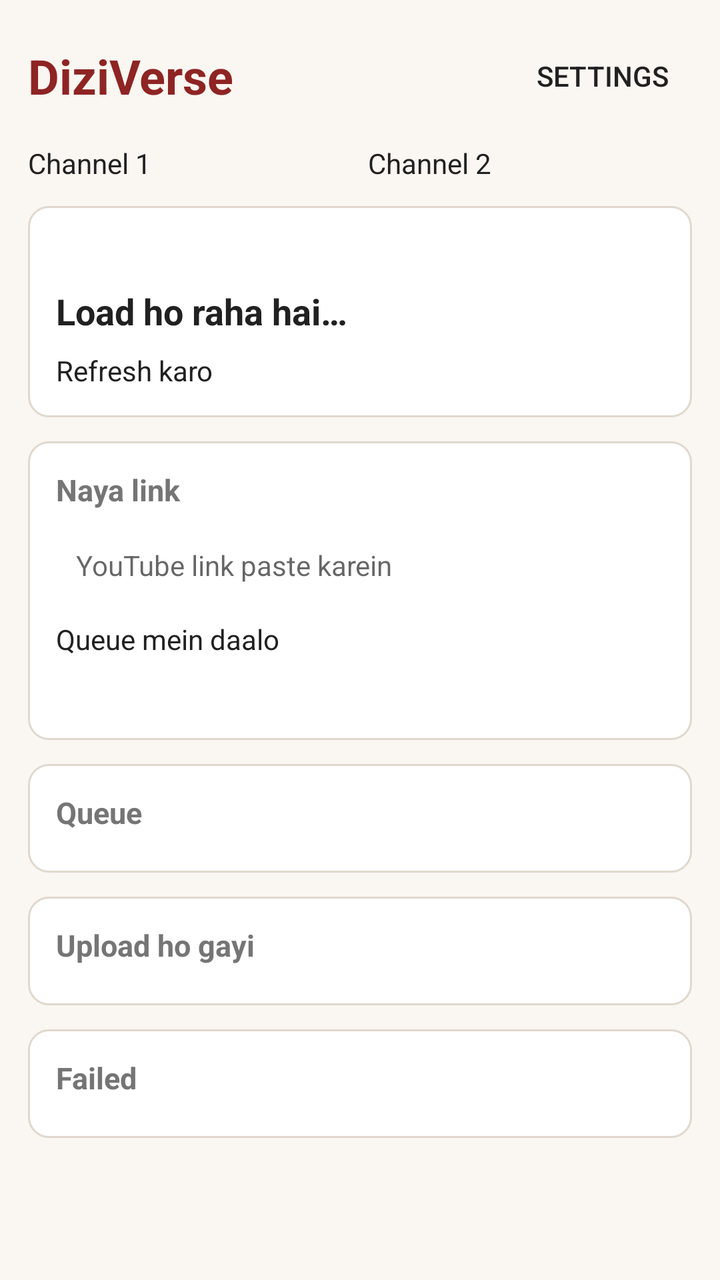
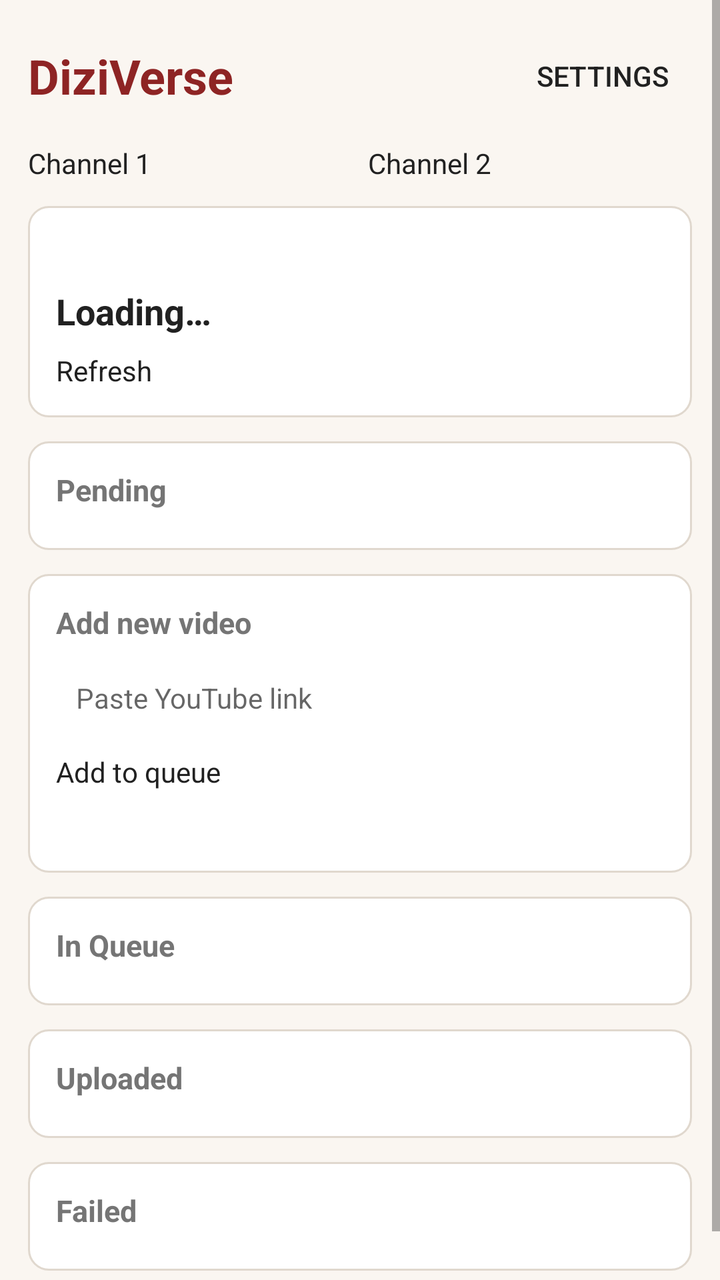

Before-and-after screenshots of an Android layout around one commit, followed by the original layout XML and the change that was made.
<!-- AndroidManifest.xml: application theme Theme.DiziVerse -->
<!-- res/layout/activity_main.xml -->
<?xml version="1.0" encoding="utf-8"?>
<ScrollView xmlns:android="http://schemas.android.com/apk/res/android"
    android:layout_width="match_parent"
    android:layout_height="match_parent"
    android:fillViewport="true">

    <LinearLayout
        android:layout_width="match_parent"
        android:layout_height="wrap_content"
        android:orientation="vertical"
        android:padding="14dp">

        
        <LinearLayout
            android:layout_width="match_parent"
            android:layout_height="wrap_content"
            android:orientation="horizontal"
            android:gravity="center_vertical">

            <TextView
                android:layout_width="0dp"
                android:layout_height="wrap_content"
                android:layout_weight="1"
                android:text="@string/app_name"
                android:textSize="24sp"
                android:textStyle="bold"
                android:textColor="@color/primary" />

            <Button
                android:id="@+id/btnSettings"
                android:layout_width="wrap_content"
                android:layout_height="wrap_content"
                android:text="@string/settings"
                style="?android:attr/borderlessButtonStyle" />
        </LinearLayout>

        
        <LinearLayout
            android:layout_width="match_parent"
            android:layout_height="wrap_content"
            android:orientation="horizontal"
            android:layout_marginTop="10dp">

            <Button
                android:id="@+id/btnCh1"
                android:layout_width="0dp"
                android:layout_height="wrap_content"
                android:layout_weight="1"
                android:text="@string/channel1" />

            <Button
                android:id="@+id/btnCh2"
                android:layout_width="0dp"
                android:layout_height="wrap_content"
                android:layout_weight="1"
                android:layout_marginStart="8dp"
                android:text="@string/channel2" />
        </LinearLayout>

        
        <LinearLayout
            android:layout_width="match_parent"
            android:layout_height="wrap_content"
            android:orientation="vertical"
            android:layout_marginTop="12dp"
            android:padding="14dp"
            android:background="@drawable/edit_bg">

            <TextView
                android:id="@+id/tvChTitle"
                android:layout_width="wrap_content"
                android:layout_height="wrap_content"
                android:textSize="15sp"
                android:textStyle="bold"
                android:textColor="@color/text_light" />

            <TextView
                android:id="@+id/tvStatus"
                android:layout_width="match_parent"
                android:layout_height="wrap_content"
                android:layout_marginTop="6dp"
                android:text="@string/loading"
                android:textSize="18sp"
                android:textStyle="bold" />

            <Button
                android:id="@+id/btnRefresh"
                android:layout_width="wrap_content"
                android:layout_height="wrap_content"
                android:layout_marginTop="8dp"
                android:text="@string/refresh" />
        </LinearLayout>

        
        <LinearLayout
            android:layout_width="match_parent"
            android:layout_height="wrap_content"
            android:orientation="vertical"
            android:layout_marginTop="12dp"
            android:padding="14dp"
            android:background="@drawable/edit_bg">

            <TextView
                android:layout_width="wrap_content"
                android:layout_height="wrap_content"
                android:text="@string/submit_title"
                android:textSize="15sp"
                android:textStyle="bold"
                android:textColor="@color/text_light" />

            <EditText
                android:id="@+id/etLink"
                android:layout_width="match_parent"
                android:layout_height="wrap_content"
                android:layout_marginTop="8dp"
                android:hint="@string/submit_hint"
                android:inputType="textUri"
                android:padding="10dp"
                android:textSize="14sp" />

            <Button
                android:id="@+id/btnSubmit"
                android:layout_width="match_parent"
                android:layout_height="wrap_content"
                android:layout_marginTop="8dp"
                android:text="@string/submit_btn" />

            <TextView
                android:id="@+id/tvSubmitMsg"
                android:layout_width="match_parent"
                android:layout_height="wrap_content"
                android:layout_marginTop="8dp"
                android:textSize="14sp" />
        </LinearLayout>

        
        <LinearLayout
            android:layout_width="match_parent"
            android:layout_height="wrap_content"
            android:orientation="vertical"
            android:layout_marginTop="12dp"
            android:padding="14dp"
            android:background="@drawable/edit_bg">

            <TextView
                android:layout_width="wrap_content"
                android:layout_height="wrap_content"
                android:text="@string/queue_title"
                android:textSize="15sp"
                android:textStyle="bold"
                android:textColor="@color/text_light" />

            <LinearLayout
                android:id="@+id/llQueue"
                android:layout_width="match_parent"
                android:layout_height="wrap_content"
                android:orientation="vertical"
                android:layout_marginTop="6dp" />
        </LinearLayout>

        
        <LinearLayout
            android:layout_width="match_parent"
            android:layout_height="wrap_content"
            android:orientation="vertical"
            android:layout_marginTop="12dp"
            android:padding="14dp"
            android:background="@drawable/edit_bg">

            <TextView
                android:layout_width="wrap_content"
                android:layout_height="wrap_content"
                android:text="@string/done_title"
                android:textSize="15sp"
                android:textStyle="bold"
                android:textColor="@color/text_light" />

            <LinearLayout
                android:id="@+id/llDone"
                android:layout_width="match_parent"
                android:layout_height="wrap_content"
                android:orientation="vertical"
                android:layout_marginTop="6dp" />
        </LinearLayout>

        
        <LinearLayout
            android:layout_width="match_parent"
            android:layout_height="wrap_content"
            android:orientation="vertical"
            android:layout_marginTop="12dp"
            android:layout_marginBottom="16dp"
            android:padding="14dp"
            android:background="@drawable/edit_bg">

            <TextView
                android:layout_width="wrap_content"
                android:layout_height="wrap_content"
                android:text="@string/failed_title"
                android:textSize="15sp"
                android:textStyle="bold"
                android:textColor="@color/text_light" />

            <LinearLayout
                android:id="@+id/llFailed"
                android:layout_width="match_parent"
                android:layout_height="wrap_content"
                android:orientation="vertical"
                android:layout_marginTop="6dp" />
        </LinearLayout>

    </LinearLayout>
</ScrollView>
<!-- resources referenced by this layout -->
<resources>
  <color name="primary">#8E2424</color>
  <color name="text_light">#757575</color>
  <!-- drawable edit_bg (drawable) -->
  <?xml version="1.0" encoding="utf-8"?>
  <shape xmlns:android="http://schemas.android.com/apk/res/android"
      android:shape="rectangle">
      <solid android:color="@color/card" />
      <stroke android:width="1dp" android:color="#E0D8CE" />
      <corners android:radius="10dp" />
  </shape>
  <string name="app_name">DiziVerse</string>
  <string name="channel1">Channel 1</string>
  <string name="channel2">Channel 2</string>
  <string name="done_title">Upload ho gayi</string>
  <string name="failed_title">Failed</string>
  <string name="loading">Load ho raha hai…</string>
  <string name="queue_title">Queue</string>
  <string name="refresh">Refresh karo</string>
  <string name="settings">Settings</string>
  <string name="submit_btn">Queue mein daalo</string>
  <string name="submit_hint">YouTube link paste karein</string>
  <string name="submit_title">Naya link</string>
  <style name="Theme.DiziVerse" parent="android:Theme.Material.Light.NoActionBar">
          <item name="android:colorPrimary">@color/primary</item>
          <item name="android:colorPrimaryDark">@color/primary_dark</item>
          <item name="android:colorAccent">@color/accent</item>
          <item name="android:windowBackground">@color/bg</item>
          <item name="android:textColor">@color/text</item>
      </style>
  <color name="card">#FFFFFF</color>
  <color name="primary_dark">#5F1717</color>
  <color name="accent">#C62828</color>
  <color name="bg">#FAF6F1</color>
  <color name="text">#212121</color>
</resources>

<!-- the commit's change to res/layout/activity_main.xml (unified diff, before → after) -->
@@ -103,6 +103,31 @@
             <TextView
                 android:layout_width="wrap_content"
                 android:layout_height="wrap_content"
+                android:text="@string/pending_title"
+                android:textSize="15sp"
+                android:textStyle="bold"
+                android:textColor="@color/text_light" />
+
+            <LinearLayout
+                android:id="@+id/llPending"
+                android:layout_width="match_parent"
+                android:layout_height="wrap_content"
+                android:orientation="vertical"
+                android:layout_marginTop="6dp" />
+        </LinearLayout>
+
+        
+        <LinearLayout
+            android:layout_width="match_parent"
+            android:layout_height="wrap_content"
+            android:orientation="vertical"
+            android:layout_marginTop="12dp"
+            android:padding="14dp"
+            android:background="@drawable/edit_bg">
+
+            <TextView
+                android:layout_width="wrap_content"
+                android:layout_height="wrap_content"
                 android:text="@string/submit_title"
                 android:textSize="15sp"
                 android:textStyle="bold"
<!-- resource entries referenced after the edit -->
@@ -13,15 +13,16 @@
   <string name="app_name">DiziVerse</string>
   <string name="channel1">Channel 1</string>
   <string name="channel2">Channel 2</string>
-  <string name="done_title">Upload ho gayi</string>
+  <string name="done_title">Uploaded</string>
   <string name="failed_title">Failed</string>
-  <string name="loading">Load ho raha hai…</string>
-  <string name="queue_title">Queue</string>
-  <string name="refresh">Refresh karo</string>
+  <string name="loading">Loading…</string>
+  <string name="pending_title">Pending</string>
+  <string name="queue_title">In Queue</string>
+  <string name="refresh">Refresh</string>
   <string name="settings">Settings</string>
-  <string name="submit_btn">Queue mein daalo</string>
-  <string name="submit_hint">YouTube link paste karein</string>
-  <string name="submit_title">Naya link</string>
+  <string name="submit_btn">Add to queue</string>
+  <string name="submit_hint">Paste YouTube link</string>
+  <string name="submit_title">Add new video</string>
   <style name="Theme.DiziVerse" parent="android:Theme.Material.Light.NoActionBar">
           <item name="android:colorPrimary">@color/primary</item>
           <item name="android:colorPrimaryDark">@color/primary_dark</item>
